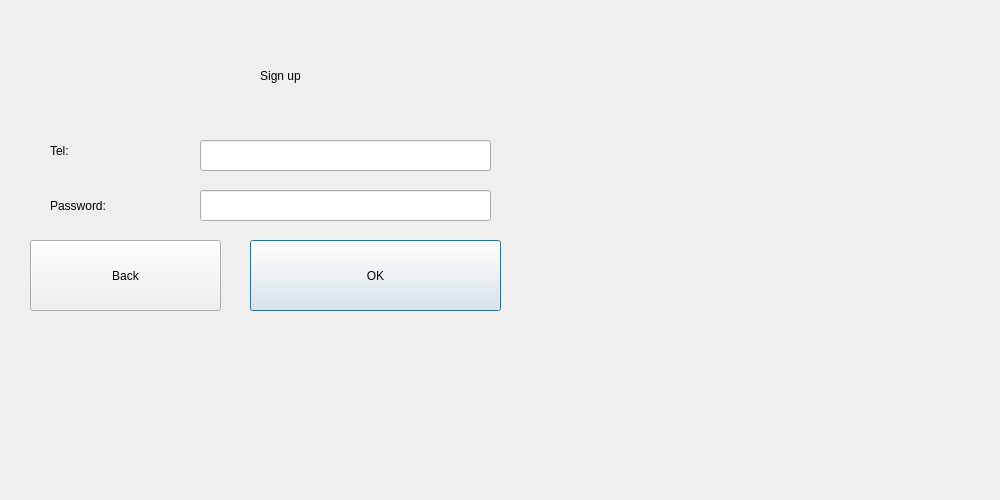
Old version of the form signupwindow.ui in the repository zhangzw16/Restaurant.
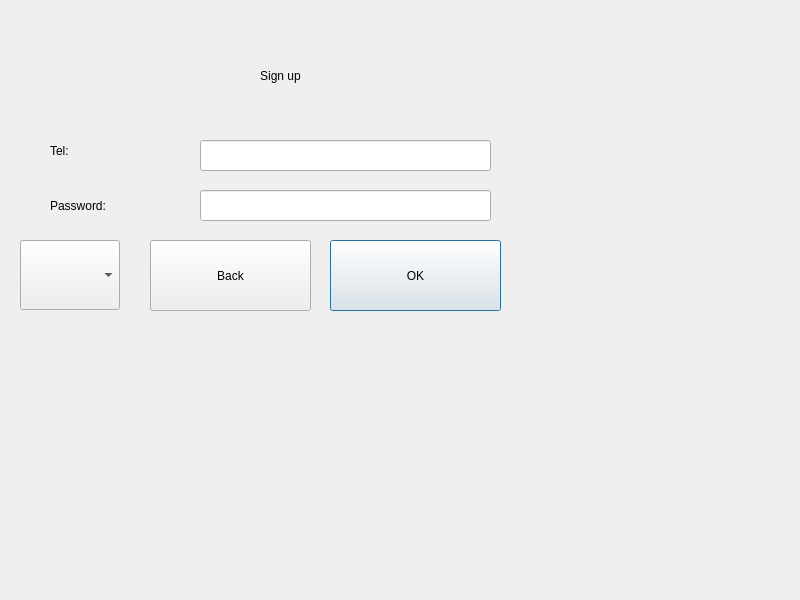
New version of the form.

```diff
--- a/signupwindow.ui
+++ b/signupwindow.ui
@@ -6,14 +6,14 @@
    <rect>
     <x>0</x>
     <y>0</y>
-    <width>1000</width>
-    <height>500</height>
+    <width>800</width>
+    <height>600</height>
    </rect>
   </property>
   <property name="minimumSize">
    <size>
-    <width>700</width>
-    <height>500</height>
+    <width>800</width>
+    <height>600</height>
    </size>
   </property>
   <property name="windowTitle">
@@ -87,9 +87,9 @@
   <widget class="QPushButton" name="okBtn">
    <property name="geometry">
     <rect>
-     <x>250</x>
+     <x>330</x>
      <y>240</y>
-     <width>251</width>
+     <width>171</width>
      <height>71</height>
     </rect>
    </property>
@@ -106,9 +106,9 @@
   <widget class="QPushButton" name="backToLoginBtn">
    <property name="geometry">
     <rect>
-     <x>30</x>
+     <x>150</x>
      <y>240</y>
-     <width>191</width>
+     <width>161</width>
      <height>71</height>
     </rect>
    </property>
@@ -116,6 +116,25 @@
     <string>Back</string>
    </property>
   </widget>
+  <widget class="QComboBox" name="statusComboBox">
+   <property name="geometry">
+    <rect>
+     <x>20</x>
+     <y>240</y>
+     <width>111</width>
+     <height>70</height>
+    </rect>
+   </property>
+   <property name="minimumSize">
+    <size>
+     <width>100</width>
+     <height>70</height>
+    </size>
+   </property>
+   <property name="sizeAdjustPolicy">
+    <enum>QComboBox::AdjustToContents</enum>
+   </property>
+  </widget>
  </widget>
  <resources/>
  <connections/>
```
